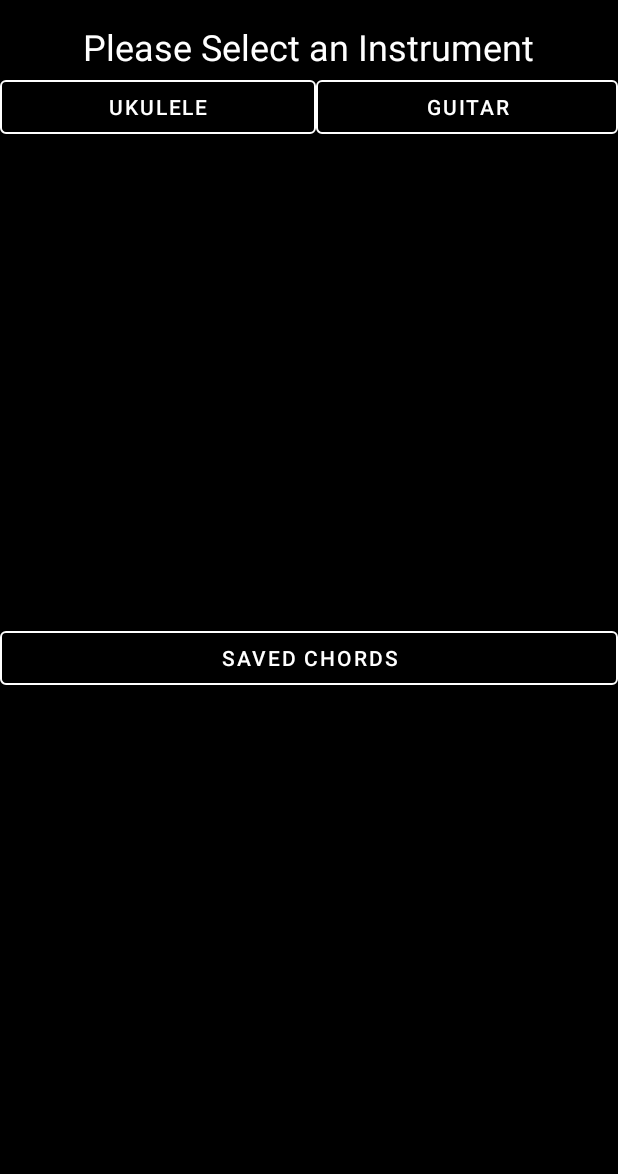
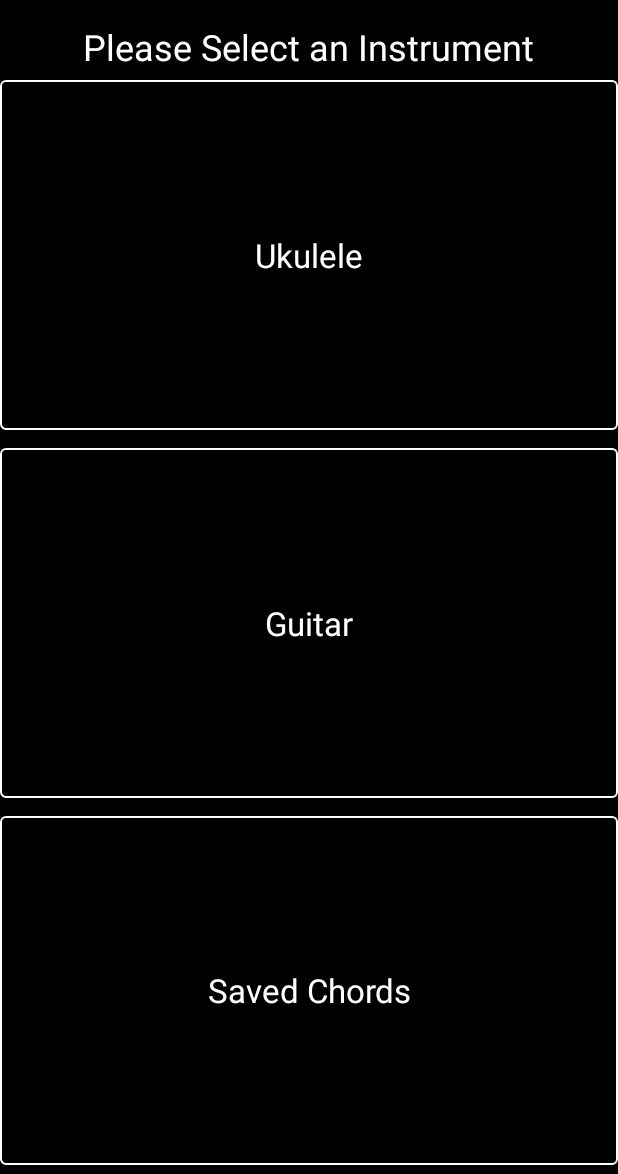
Before and after one commit to alexKotz-koz/ChordBuilder, an Android app: the screen it shows after launch (MainActivity), on a phone screen of 412 x 824 dp, the part 62-1236 px from its top. Run offline under Robolectric (Android 15) with nearby library versions, the phone set to English and light mode, and no system bars.

Commit message:
V4: GUI Rough Draft?

```diff
--- a/app/src/main/java/com/example/chordbuilderv2/SavedChordSpecificActivityGuitar.java
+++ b/app/src/main/java/com/example/chordbuilderv2/SavedChordSpecificActivityGuitar.java
@@ -85,7 +85,7 @@ public class SavedChordSpecificActivityGuitar extends AppCompatActivity {
         chordFingering = getIntent().getStringExtra("FINGERING");
         chordNotes = getIntent().getStringExtra("NOTES");
 
-        textViewSavedSpecificInstrumentGuitar.setText(instrument.toUpperCase());
+        textViewSavedSpecificInstrumentGuitar.setText("GUITAR");
         textViewSavedSpecificChordNameGuitar.setText(chordName);
         textViewSavedSpecificChordFingeringGuitar.setText(chordFingering);
         textViewSavedSpecificChordNotesGuitar.setText(chordNotes);
--- a/app/src/main/res/layout/activity_main.xml
+++ b/app/src/main/res/layout/activity_main.xml
@@ -4,10 +4,10 @@
     xmlns:tools="http://schemas.android.com/tools"
     android:layout_width="match_parent"
     android:layout_height="match_parent"
+    android:background="#000000"
     android:gravity="center"
     android:orientation="vertical"
-    tools:context=".MainActivity"
-    android:background="#000000">
+    tools:context=".MainActivity">
 
     <TextView
         android:id="@+id/textViewTitle"
@@ -21,54 +21,42 @@
         android:layout_width="match_parent"
         android:layout_height="wrap_content"
         android:layout_weight="1"
-        android:orientation="horizontal">
+        android:orientation="vertical">
 
         <Button
             android:id="@+id/buttonUkulele"
-            android:layout_width="wrap_content"
-            android:layout_height="wrap_content"
+            android:layout_width="match_parent"
+            android:layout_height="match_parent"
             android:layout_weight="1"
             android:onClick="onClickUkulele"
             android:text="Ukulele"
+            android:textAppearance="@style/TextAppearance.AppCompat.Large"
             app:strokeColor="#FFFFFF"
             app:strokeWidth="1dp" />
 
         <Button
             android:id="@+id/buttonGuitar"
-            android:layout_width="wrap_content"
-            android:layout_height="wrap_content"
+            android:layout_width="match_parent"
+            android:layout_height="match_parent"
             android:layout_weight="1"
             android:onClick="onClickGuitar"
             android:text="Guitar"
+            android:textAppearance="@style/TextAppearance.AppCompat.Large"
+            app:strokeColor="#FFFFFF"
+            app:strokeWidth="1dp" />
+
+        <Button
+            android:id="@+id/savedChords"
+            android:layout_width="match_parent"
+            android:layout_height="match_parent"
+            android:layout_weight="1"
+            android:onClick="onClickSavedChord"
+            android:text="Saved Chords"
+            android:textAppearance="@style/TextAppearance.AppCompat.Large"
             app:strokeColor="#FFFFFF"
             app:strokeWidth="1dp" />
 
     </LinearLayout>
 
-    <LinearLayout
-        android:layout_width="match_parent"
-        android:layout_height="wrap_content"
-        android:layout_weight="1"
-        android:orientation="horizontal">
-
-        <Button
-            android:id="@+id/savedChords"
-            android:layout_width="wrap_content"
-            android:layout_height="wrap_content"
-            android:layout_weight="1"
-            android:onClick="onClickSavedChord"
-            android:text="Saved Chords"
-            app:strokeColor="#FFFFFF"
-            app:strokeWidth="1dp" />
-
-      <!-- <Button
-            android:id="@+id/buttonCF"
-            android:layout_width="wrap_content"
-            android:layout_height="wrap_content"
-            android:layout_weight="1"
-            android:onClick="onClickCF"
-            android:text="Chord Finder" /> -->
-    </LinearLayout>
-
 
 </LinearLayout>
```
